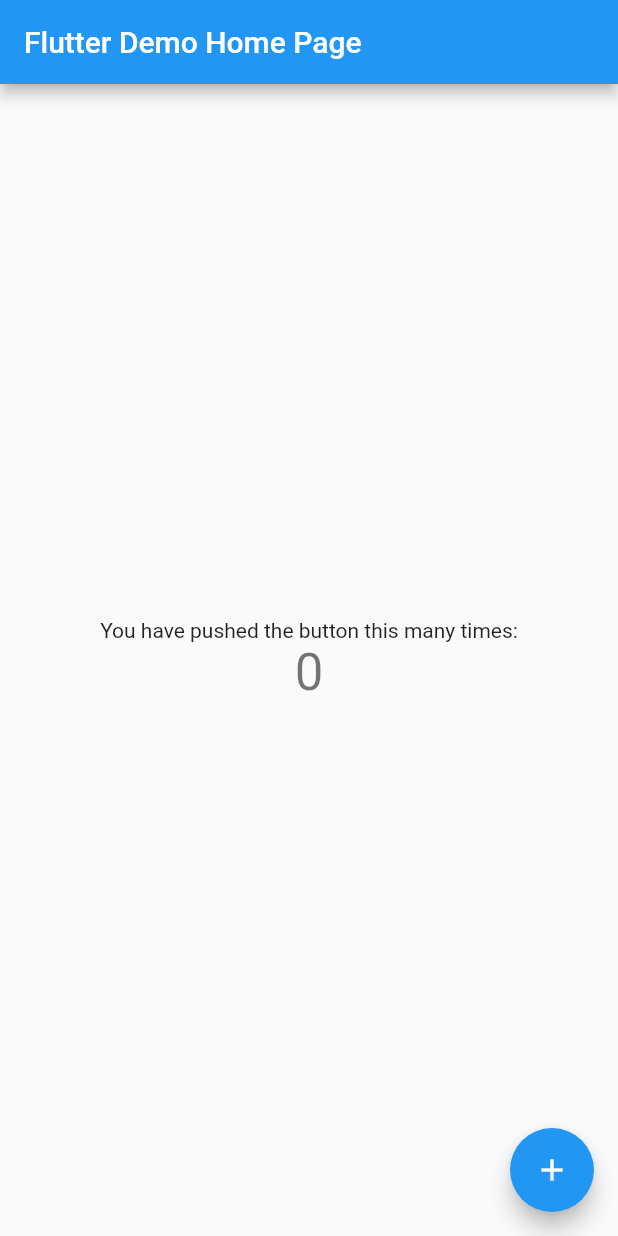
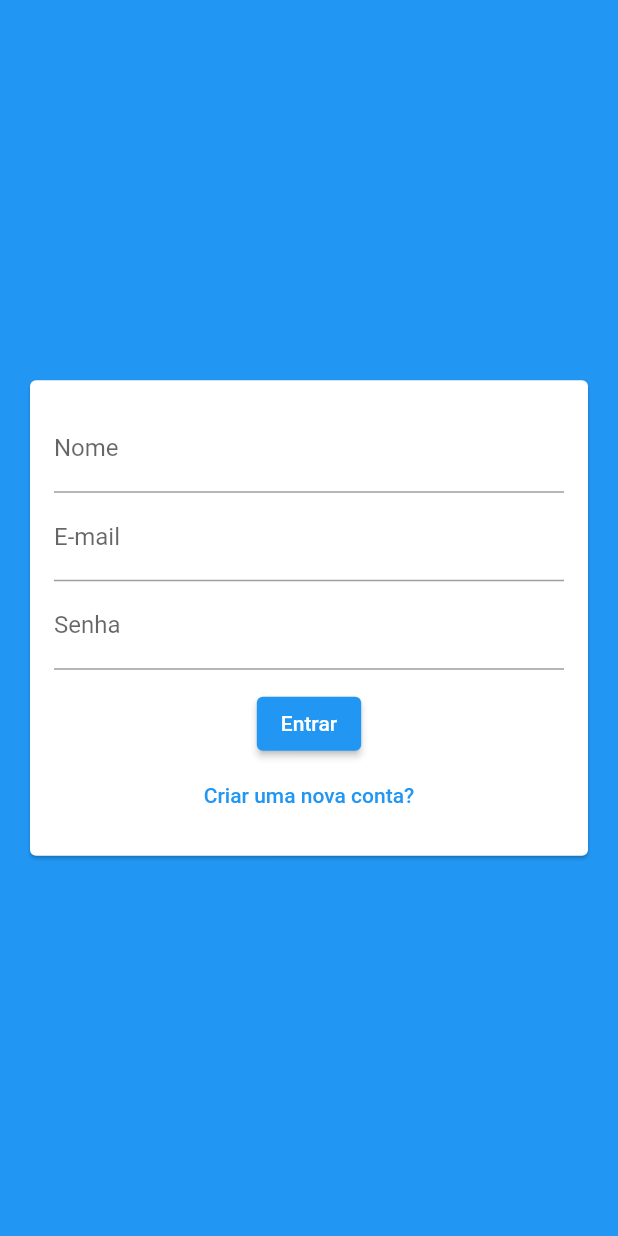
Before and after one commit to John-Rocha/chat-notification, a Flutter app: the screen it shows after launch, on a phone screen of 412 x 824 dp. Run offline on Flutter 3.47's test engine with Material 2 defaults, Android fonts, the phone set to English and light mode, and no system bars.

Commit message:
feat: add Auth Page

```diff
--- a/lib/main.dart
+++ b/lib/main.dart
@@ -1,3 +1,4 @@
+import 'package:chat_notification/pages/auth_page.dart';
 import 'package:flutter/material.dart';
 
 void main() {
@@ -11,57 +12,11 @@
   Widget build(BuildContext context) {
     return MaterialApp(
       title: 'Flutter Demo',
+      debugShowCheckedModeBanner: false,
       theme: ThemeData(
         primarySwatch: Colors.blue,
       ),
-      home: const MyHomePage(title: 'Flutter Demo Home Page'),
+      home: const AuthPage(),
     );
   }
 }
-
-class MyHomePage extends StatefulWidget {
-  const MyHomePage({super.key, required this.title});
-
-  final String title;
-
-  @override
-  State<MyHomePage> createState() => _MyHomePageState();
-}
-
-class _MyHomePageState extends State<MyHomePage> {
-  int _counter = 0;
-
-  void _incrementCounter() {
-    setState(() {
-      _counter++;
-    });
-  }
-
-  @override
-  Widget build(BuildContext context) {
-    return Scaffold(
-      appBar: AppBar(
-        title: Text(widget.title),
-      ),
-      body: Center(
-        child: Column(
-          mainAxisAlignment: MainAxisAlignment.center,
-          children: <Widget>[
-            const Text(
-              'You have pushed the button this many times:',
-            ),
-            Text(
-              '$_counter',
-              style: Theme.of(context).textTheme.headline4,
-            ),
-          ],
-        ),
-      ),
-      floatingActionButton: FloatingActionButton(
-        onPressed: _incrementCounter,
-        tooltip: 'Increment',
-        child: const Icon(Icons.add),
-      ),
-    );
-  }
-}
--- /dev/null
+++ b/lib/pages/auth_page.dart
@@ -0,0 +1,18 @@
+import 'package:chat_notification/pages/components/auth_form.dart';
+import 'package:flutter/material.dart';
+
+class AuthPage extends StatelessWidget {
+  const AuthPage({super.key});
+
+  @override
+  Widget build(BuildContext context) {
+    return Scaffold(
+      backgroundColor: Theme.of(context).primaryColor,
+      body: const Center(
+        child: SingleChildScrollView(
+          child: AuthForm(),
+        ),
+      ),
+    );
+  }
+}
--- /dev/null
+++ b/lib/pages/components/auth_form.dart
@@ -0,0 +1,45 @@
+import 'package:flutter/material.dart';
+
+class AuthForm extends StatefulWidget {
+  const AuthForm({super.key});
+
+  @override
+  State<AuthForm> createState() => _AuthFormState();
+}
+
+class _AuthFormState extends State<AuthForm> {
+  @override
+  Widget build(BuildContext context) {
+    return Card(
+      margin: const EdgeInsets.all(20),
+      child: Padding(
+        padding: const EdgeInsets.all(16.0),
+        child: Form(
+          child: Column(
+            children: [
+              TextFormField(
+                decoration: const InputDecoration(labelText: 'Nome'),
+              ),
+              TextFormField(
+                decoration: const InputDecoration(labelText: 'E-mail'),
+              ),
+              TextFormField(
+                decoration: const InputDecoration(labelText: 'Senha'),
+                obscureText: true,
+              ),
+              const SizedBox(height: 12),
+              ElevatedButton(
+                onPressed: () {},
+                child: const Text('Entrar'),
+              ),
+              TextButton(
+                onPressed: () {},
+                child: const Text('Criar uma nova conta?'),
+              ),
+            ],
+          ),
+        ),
+      ),
+    );
+  }
+}
```
